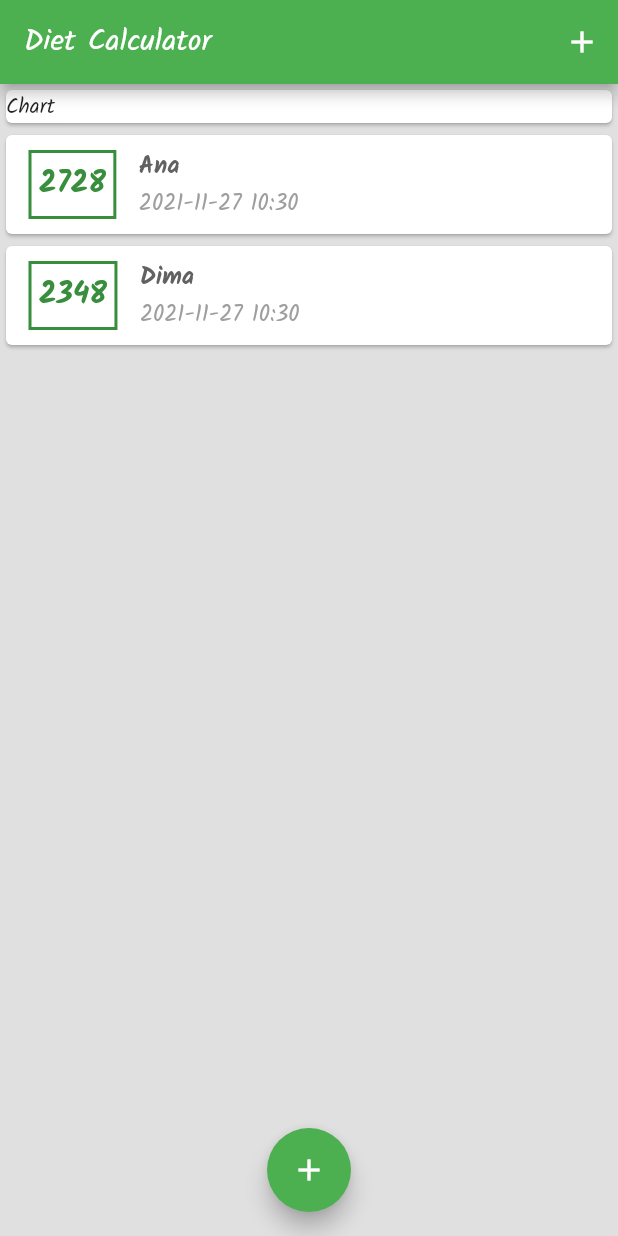
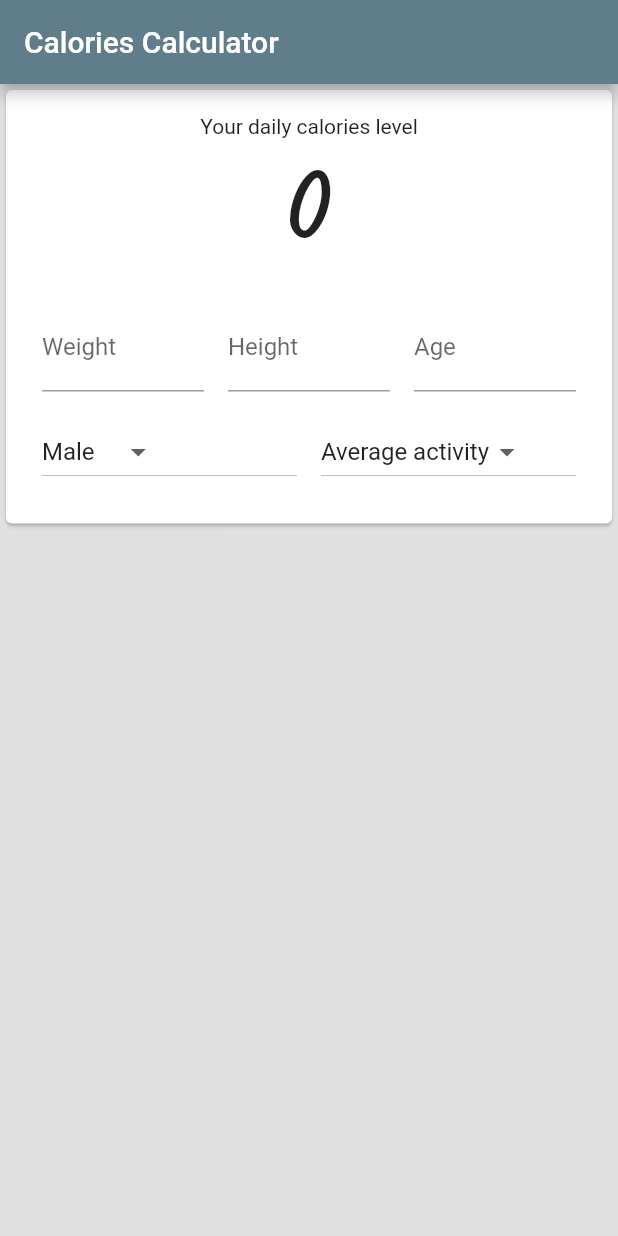
Before and after one commit to dima7a14/diet_calc, a Flutter app: the screen it shows after launch, on a phone screen of 412 x 824 dp. Run offline on Flutter 3.47's test engine with Material 2 defaults, Android fonts, the phone set to English and light mode, and no system bars.

Commit message:
Re-write application

```diff
--- a/lib/main.dart
+++ b/lib/main.dart
@@ -1,111 +1,46 @@
 import 'package:flutter/material.dart';
-import 'package:uuid/uuid.dart';
 
-import './models/common.dart';
-import './models/measurement.dart';
-import './widgets/measurement_list.dart';
-import './widgets/new_measurement.dart';
+import './screens/values.dart';
 
 void main() {
-  runApp(DietApp());
+  runApp(App());
 }
 
-const uuid = Uuid();
-
-class DietApp extends StatelessWidget {
+class App extends StatelessWidget {
   @override
   Widget build(BuildContext context) {
     return MaterialApp(
-      title: 'Diet Calculator',
+      title: 'Calories Calculator',
       theme: ThemeData(
-        primarySwatch: Colors.green,
+        primarySwatch: Colors.blueGrey,
         scaffoldBackgroundColor: Colors.grey.shade300,
-        fontFamily: 'Kalam',
       ),
-      home: HomePage(),
+      home: MainWidget(),
     );
   }
 }
 
-class HomePage extends StatefulWidget {
-  @override
-  State<HomePage> createState() => _HomePageState();
-}
-
-class _HomePageState extends State<HomePage> {
-  List<Measurement> _userMeasurements = [
-    Measurement(
-        id: uuid.v4(),
-        name: 'Ana',
-        sex: Sex.female,
-        weight: 72,
-        height: 165,
-        activity: Activity.average,
-        age: 28),
-    Measurement(
-        id: uuid.v4(),
-        name: 'Dima',
-        sex: Sex.male,
-        weight: 75,
-        height: 169,
-        activity: Activity.minimal,
-        age: 29),
-  ];
-
-  void _addMeasurement(String name, Sex sex, double weight, double height,
-      int age, Activity activity) {
-    final newMeasurement = Measurement(
-        id: uuid.v4(),
-        name: name,
-        sex: sex,
-        weight: weight,
-        height: height,
-        age: age,
-        activity: activity);
-
-    setState(() {
-      _userMeasurements.add(newMeasurement);
-    });
-  }
-
-  void startAddNewMeasurement(BuildContext ctx) {
-    showModalBottomSheet(
-        context: ctx,
-        builder: (_) {
-          return NewMeasurement(_addMeasurement);
-        });
-  }
-
+class MainWidget extends StatelessWidget {
   @override
   Widget build(BuildContext context) {
     return Scaffold(
       appBar: AppBar(
-        title: const Text('Diet Calculator'),
-        actions: [
-          IconButton(
-              icon: const Icon(Icons.add),
-              onPressed: () => startAddNewMeasurement(context)),
-        ],
+        title: const Text('Calories Calculator'),
       ),
       body: SingleChildScrollView(
+        keyboardDismissBehavior: ScrollViewKeyboardDismissBehavior.manual,
         child: Column(
-          mainAxisAlignment: MainAxisAlignment.spaceAround,
+          mainAxisSize: MainAxisSize.max,
+          mainAxisAlignment: MainAxisAlignment.end,
           crossAxisAlignment: CrossAxisAlignment.center,
           children: <Widget>[
             Container(
               width: double.infinity,
-              child: const Card(
-                child: Text('Chart'),
-              ),
+              child: const Values(),
             ),
-            MeasurementList(_userMeasurements),
           ],
         ),
       ),
-      floatingActionButton: FloatingActionButton(
-          child: const Icon(Icons.add),
-          onPressed: () => startAddNewMeasurement(context)),
-      floatingActionButtonLocation: FloatingActionButtonLocation.centerFloat,
     );
   }
 }
--- a/lib/models/common.dart
+++ b/lib/models/common.dart
@@ -1,6 +1,17 @@
 enum Sex {
   male,
   female,
+}
+
+extension SexExtension on Sex {
+  String get name {
+    switch (this) {
+      case Sex.male:
+        return 'Male';
+      case Sex.female:
+        return 'Female';
+    }
+  }
 }
 
 enum Activity {
--- a/lib/models/measurement.dart
+++ /dev/null
@@ -1,21 +0,0 @@
-import './common.dart';
-
-class Measurement {
-  final String id;
-  final String name;
-  final Sex sex;
-  final double weight;
-  final double height;
-  final int age;
-  final Activity activity;
-  final DateTime date = DateTime.now();
-
-  Measurement(
-      {required this.id,
-      required this.name,
-      required this.sex,
-      required this.weight,
-      required this.height,
-      required this.age,
-      required this.activity});
-}
--- /dev/null
+++ b/lib/screens/values.dart
@@ -0,0 +1,146 @@
+import 'package:flutter/material.dart';
+
+import '../models/common.dart';
+import '../utils/get_calorie_level.dart';
+
+class Values extends StatefulWidget {
+  const Values({Key? key}) : super(key: key);
+
+  @override
+  _ValuesState createState() => _ValuesState();
+}
+
+class _ValuesState extends State<Values> {
+  final weightController = TextEditingController();
+  final heightController = TextEditingController();
+  final ageController = TextEditingController();
+  Sex _sex = Sex.male;
+  Activity _activity = Activity.average;
+  int calories = 0;
+
+  void _handleSexChange(Sex? value) {
+    if (value != null) {
+      setState(() {
+        _sex = value;
+      });
+
+      _calculateCalories();
+    }
+  }
+
+  void _handleActivityChange(Activity? value) {
+    if (value != null) {
+      setState(() {
+        _activity = value;
+      });
+
+      _calculateCalories();
+    }
+  }
+
+  void _calculateCalories() {
+    final rawWeight = weightController.text;
+    final rawHeight = heightController.text;
+    final rawAge = ageController.text;
+
+    setState(() {
+      if (rawWeight.isEmpty || rawHeight.isEmpty || rawAge.isEmpty) {
+        calories = 0;
+      } else {
+        calories = getCalorieLevel(_sex, double.parse(rawWeight),
+            double.parse(rawHeight), int.parse(rawAge), _activity);
+      }
+    });
+  }
+
+  @override
+  Widget build(BuildContext context) {
+    return Card(
+      child: Padding(
+        padding: const EdgeInsets.all(16),
+        child: Column(
+          children: [
+            const Text('Your daily calories level'),
+            Text(
+              calories.toString(),
+              style: const TextStyle(
+                fontFamily: 'Kalam',
+                fontSize: 64,
+              ),
+            ),
+            Row(
+              children: [
+                Expanded(
+                  child: Padding(
+                    padding: const EdgeInsets.all(8),
+                    child: TextField(
+                      decoration: const InputDecoration(labelText: 'Weight'),
+                      textAlign: TextAlign.center,
+                      keyboardType: TextInputType.number,
+                      controller: weightController,
+                      onChanged: (_) => _calculateCalories(),
+                    ),
+                  ),
+                ),
+                Expanded(
+                  child: Padding(
+                    padding: const EdgeInsets.all(8),
+                    child: TextField(
+                        decoration: const InputDecoration(labelText: 'Height'),
+                        textAlign: TextAlign.center,
+                        controller: heightController,
+                        keyboardType: TextInputType.number,
+                        onChanged: (_) => _calculateCalories()),
+                  ),
+                ),
+                Expanded(
+                  child: Padding(
+                    padding: const EdgeInsets.all(8),
+                    child: TextField(
+                        decoration: const InputDecoration(labelText: 'Age'),
+                        textAlign: TextAlign.center,
+                        controller: ageController,
+                        keyboardType: TextInputType.number,
+                        onChanged: (_) => _calculateCalories()),
+                  ),
+                ),
+              ],
+            ),
+            Row(
+              children: [
+                Expanded(
+                  child: Padding(
+                    padding: const EdgeInsets.all(8),
+                    child: DropdownButton<Sex>(
+                      value: _sex,
+                      hint: const Text('Sex'),
+                      onChanged: _handleSexChange,
+                      items: Sex.values.map((Sex value) {
+                        return DropdownMenuItem(
+                            value: value, child: Text(value.name));
+                      }).toList(),
+                    ),
+                  ),
+                ),
+                Expanded(
+                  child: Padding(
+                    padding: const EdgeInsets.all(8),
+                    child: DropdownButton<Activity>(
+                      value: _activity,
+                      hint: const Text('Activity'),
+                      onChanged: _handleActivityChange,
+                      items: Activity.values.map((Activity value) {
+                        return DropdownMenuItem(
+                            value: value, child: Text(value.name));
+                      }).toList(),
+                    ),
+                  ),
+                ),
+              ],
+            ),
+          ],
+        ),
+      ),
+    );
+  }
+}
--- a/lib/widgets/measurement_item.dart
+++ /dev/null
@@ -1,57 +0,0 @@
-import 'package:flutter/material.dart';
-import 'package:intl/intl.dart';
-
-import '../models/measurement.dart';
-import '../utils/get_calorie_level.dart';
-
-class MeasurementItem extends StatelessWidget {
-  final Measurement data;
-
-  MeasurementItem({required this.data, Key? key});
-
-  @override
-  Widget build(BuildContext context) {
-    int calorieLevel = getCalorieLevel(
-        data.sex, data.weight, data.height, data.age, data.activity);
-
-    return Card(
-      child: Row(
-        children: [
-          Container(
-              margin: EdgeInsets.symmetric(vertical: 10, horizontal: 15),
-              padding: EdgeInsets.all(5),
-              decoration: BoxDecoration(
-                  border: Border.all(
-                      color: Theme.of(context).primaryColorDark, width: 2)),
-              child: Text(
-                calorieLevel.toString(),
-                style: TextStyle(
-                    fontWeight: FontWeight.bold,
-                    fontSize: 20,
-                    color: Theme.of(context).primaryColorDark),
-              )),
-          Container(
-              child: Column(
-            crossAxisAlignment: CrossAxisAlignment.start,
-            children: [
-              Text(
-                data.name,
-                style: TextStyle(
-                  fontWeight: FontWeight.w700,
-                  fontSize: 16,
-                  color: Colors.grey.shade700,
-                ),
-              ),
-              Text(DateFormat('yyyy-MM-dd HH:mm').format(data.date),
-                  style: TextStyle(
-                    fontWeight: FontWeight.normal,
-                    fontSize: 15,
-                    color: Colors.grey.shade500,
-                  ))
-            ],
-          )),
-        ],
-      ),
-    );
-  }
-}
--- a/lib/widgets/measurement_list.dart
+++ /dev/null
@@ -1,19 +0,0 @@
-import 'package:flutter/material.dart';
-
-import '../models/measurement.dart';
-import './measurement_item.dart';
-
-class MeasurementList extends StatelessWidget {
-  final List<Measurement> measurements;
-
-  const MeasurementList(this.measurements, {Key? key}) : super(key: key);
-
-  @override
-  Widget build(BuildContext context) {
-    return Column(
-      children: measurements.map((measurement) {
-        return MeasurementItem(data: measurement);
-      }).toList(),
-    );
-  }
-}
```
Also changed, not shown: lib/widgets/new_measurement.dart (deleted, +0 -163 lines).
